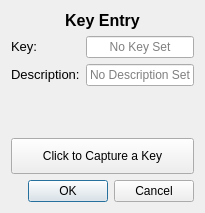
Before: the Qt Designer form keysetcapture.ui in miyamot0/DataTracker3, drawn with Qt 5.
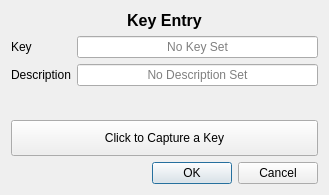
After: the same form once the commit is applied.

What changed in the file:
```diff
--- a/keysetcapture.ui
+++ b/keysetcapture.ui
@@ -15,10 +15,13 @@
   </property>
   <layout class="QVBoxLayout" name="verticalLayout">
    <property name="sizeConstraint">
-    <enum>QLayout::SetFixedSize</enum>
+    <enum>QLayout::SetDefaultConstraint</enum>
    </property>
    <item>
     <layout class="QHBoxLayout" name="topLayout">
+     <property name="sizeConstraint">
+      <enum>QLayout::SetMinAndMaxSize</enum>
+     </property>
      <item>
       <layout class="QFormLayout" name="layoutButton">
        <property name="fieldGrowthPolicy">
@@ -49,7 +52,10 @@
           <string notr="true"/>
          </property>
          <property name="text">
-          <string>&lt;html&gt;&lt;head/&gt;&lt;body&gt;&lt;p&gt;&lt;span style=&quot; font-size:10pt;&quot;&gt;Key:&lt;/span&gt;&lt;/p&gt;&lt;/body&gt;&lt;/html&gt;</string>
+          <string>Key</string>
+         </property>
+         <property name="textFormat">
+          <enum>Qt::PlainText</enum>
          </property>
         </widget>
        </item>
@@ -58,6 +64,18 @@
          <property name="enabled">
           <bool>true</bool>
          </property>
+         <property name="minimumSize">
+          <size>
+           <width>200</width>
+           <height>0</height>
+          </size>
+         </property>
+         <property name="maximumSize">
+          <size>
+           <width>16777211</width>
+           <height>16777215</height>
+          </size>
+         </property>
          <property name="focusPolicy">
           <enum>Qt::NoFocus</enum>
          </property>
@@ -106,12 +124,24 @@
           <string notr="true"/>
          </property>
          <property name="text">
-          <string>&lt;html&gt;&lt;head/&gt;&lt;body&gt;&lt;p&gt;&lt;span style=&quot; font-size:10pt;&quot;&gt;Description:&lt;/span&gt;&lt;/p&gt;&lt;/body&gt;&lt;/html&gt;</string>
+          <string>Description</string>
          </property>
         </widget>
        </item>
        <item row="2" column="1">
         <widget class="QLineEdit" name="editDescription">
+         <property name="minimumSize">
+          <size>
+           <width>200</width>
+           <height>0</height>
+          </size>
+         </property>
+         <property name="maximumSize">
+          <size>
+           <width>16777215</width>
+           <height>16777215</height>
+          </size>
+         </property>
          <property name="focusPolicy">
           <enum>Qt::StrongFocus</enum>
          </property>
```
